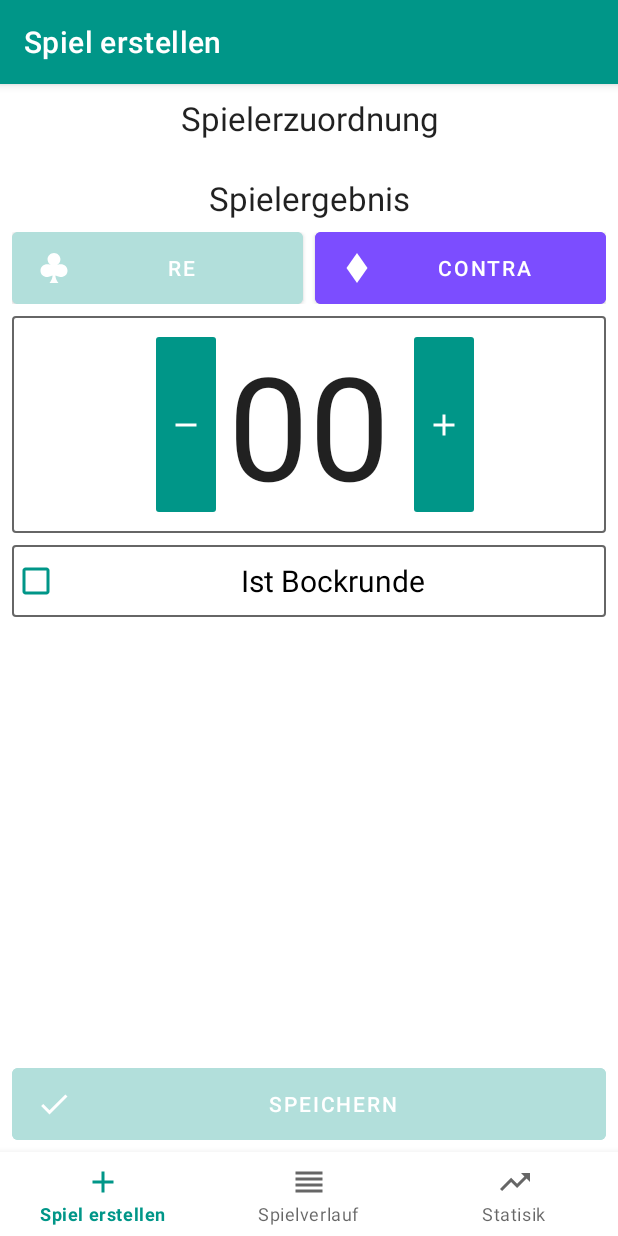
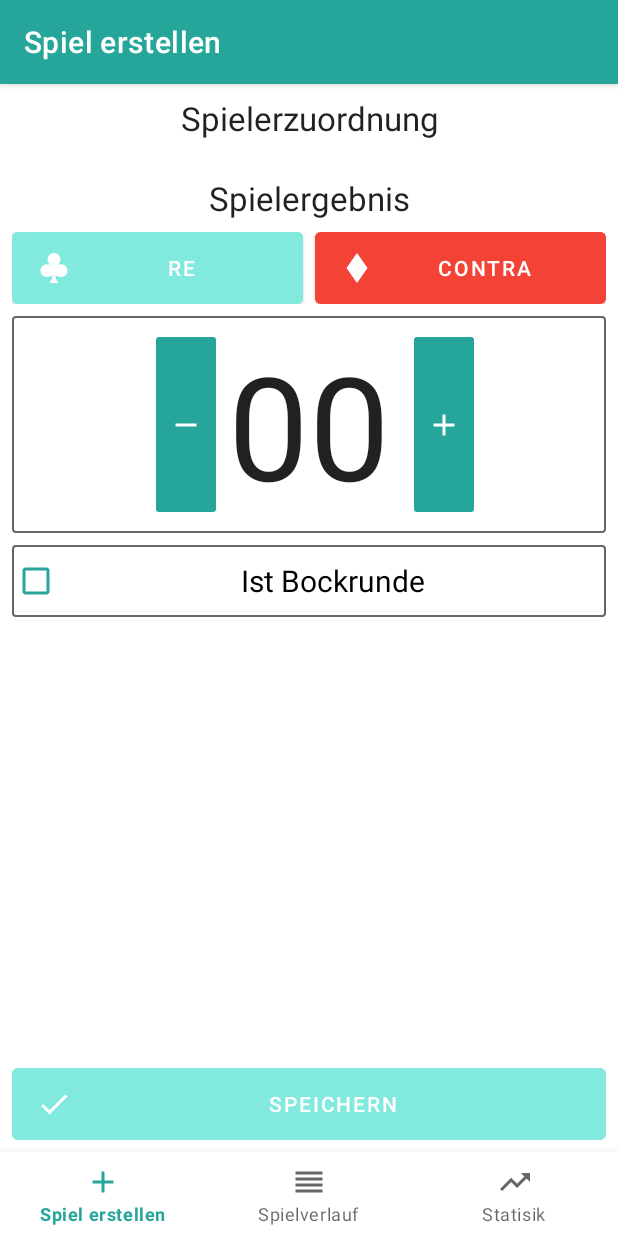
Before and after one commit to tim-seidel/Doppelkopf, an Android app: the GameCreationFragment screen opened directly, with no data from a screen before it, after a tap on "CONTRA", on a phone screen of 412 x 824 dp. Run offline under Robolectric (Android 15) with nearby library versions, the phone set to English and light mode, and no system bars; our stand-ins replace Firebase (no records; nobody signed in at launch, a user with empty details on screens opened directly), navigation-ui.

Commit message:
Reworked colors (primary/secondary) (re/contra)

```diff
--- a/app/src/main/java/de/timseidel/doppelkopf/ui/session/gamecreation/GameCreationFragment.kt
+++ b/app/src/main/java/de/timseidel/doppelkopf/ui/session/gamecreation/GameCreationFragment.kt
@@ -3,7 +3,6 @@ package de.timseidel.doppelkopf.ui.session.gamecreation
 import android.os.Bundle
 import android.view.*
 import android.widget.*
-import android.widget.CompoundButton.OnCheckedChangeListener
 import androidx.core.content.ContextCompat
 import androidx.fragment.app.Fragment
 import androidx.recyclerview.widget.GridLayoutManager
@@ -158,16 +157,16 @@ class GameCreationFragment : Fragment() {
     private fun applyWinningFaction() {
         when (viewModel.winningFaction) {
             Faction.RE -> {
-                setButtonColor(btnWinningFactionRe, R.color.teal)
-                setButtonColor(btnWinningFactionContra, R.color.deep_purple_accent)
+                setButtonColor(btnWinningFactionRe, R.color.primary)
+                setButtonColor(btnWinningFactionContra, R.color.secondary_light)
             }
             Faction.CONTRA -> {
-                setButtonColor(btnWinningFactionRe, R.color.teal_accent)
-                setButtonColor(btnWinningFactionContra, R.color.deep_purple)
+                setButtonColor(btnWinningFactionRe, R.color.primary_light)
+                setButtonColor(btnWinningFactionContra, R.color.secondary)
             }
             Faction.NONE -> {
-                setButtonColor(btnWinningFactionRe, R.color.teal_accent)
-                setButtonColor(btnWinningFactionContra, R.color.deep_purple_accent)
+                setButtonColor(btnWinningFactionRe, R.color.primary_light)
+                setButtonColor(btnWinningFactionContra, R.color.secondary_light)
             }
         }
         checkSaveGameButtonEnabled()
@@ -193,7 +192,7 @@ class GameCreationFragment : Fragment() {
         val isValid = viewModel.checkIsValid()
 
         btnSaveGame.isEnabled = isValid
-        setButtonColor(btnSaveGame, if (isValid) R.color.teal else R.color.teal_accent)
+        setButtonColor(btnSaveGame, if (isValid) R.color.primary else R.color.primary_light)
     }
 
     private fun onCreateGameClicked() {
--- a/app/src/main/java/de/timseidel/doppelkopf/ui/session/gamecreation/PlayerFactionSelectView.kt
+++ b/app/src/main/java/de/timseidel/doppelkopf/ui/session/gamecreation/PlayerFactionSelectView.kt
@@ -54,13 +54,13 @@ class PlayerFactionSelectView constructor(context: Context, attrs: AttributeSet?
     }
 
     private fun setRe() {
-        btnSelectRe.setColorFilter(ContextCompat.getColor(btnSelectRe.context, R.color.teal))
+        btnSelectRe.setColorFilter(ContextCompat.getColor(btnSelectRe.context, R.color.primary))
         setFactionPassive(btnSelectContra)
     }
 
     private fun setContra() {
         setFactionPassive(btnSelectRe)
-        btnSelectContra.setColorFilter(ContextCompat.getColor(btnSelectContra.context, R.color.deep_purple))
+        btnSelectContra.setColorFilter(ContextCompat.getColor(btnSelectContra.context, R.color.secondary))
     }
 
     private fun resetFaction() {
--- a/app/src/main/java/de/timseidel/doppelkopf/ui/session/gamehistory/GameHistoryListItemPlayerView.kt
+++ b/app/src/main/java/de/timseidel/doppelkopf/ui/session/gamehistory/GameHistoryListItemPlayerView.kt
@@ -49,7 +49,7 @@ class GameHistoryListItemPlayerView constructor(context: Context, attrs: Attribu
                 ivPlayerFaction.setColorFilter(
                     ContextCompat.getColor(
                         context,
-                        if (isWinner) R.color.teal else R.color.gray_400
+                        if (isWinner) R.color.primary else R.color.gray_400
                     )
                 )
                 tvPlayerTacken.visibility = VISIBLE
@@ -59,7 +59,7 @@ class GameHistoryListItemPlayerView constructor(context: Context, attrs: Attribu
                 ivPlayerFaction.setColorFilter(
                     ContextCompat.getColor(
                         context,
-                        if (isWinner) R.color.deep_purple else R.color.gray_400
+                        if (isWinner) R.color.secondary else R.color.gray_400
                     )
                 )
                 tvPlayerTacken.visibility = VISIBLE
--- a/app/src/main/res/layout/activity_session_loading.xml
+++ b/app/src/main/res/layout/activity_session_loading.xml
@@ -14,7 +14,7 @@
         android:layout_marginStart="8dp"
         android:layout_marginTop="8dp"
         android:layout_marginEnd="8dp"
-        android:textColor="@color/teal_dark"
+        android:textColor="@color/primary_dark"
         android:textSize="48sp"
         app:layout_constraintEnd_toEndOf="parent"
         app:layout_constraintStart_toStartOf="parent"
@@ -34,7 +34,7 @@
         app:layout_constraintStart_toStartOf="parent"
         app:layout_constraintTop_toBottomOf="@+id/tv_loading_title"
         app:srcCompat="@drawable/ic_baseline_hourglass_empty_24"
-        app:tint="@color/teal" />
+        app:tint="@color/primary" />
 
     <TextView
         android:id="@+id/tv_loading_message"
--- a/app/src/main/res/layout/fragment_game_creation.xml
+++ b/app/src/main/res/layout/fragment_game_creation.xml
@@ -68,7 +68,7 @@
                     android:layout_width="0dp"
                     android:layout_height="wrap_content"
                     android:layout_marginEnd="4dp"
-                    android:backgroundTint="@color/teal_accent"
+                    android:backgroundTint="@color/primary_light"
                     android:insetTop="0dp"
                     android:insetBottom="0dp"
                     android:text="@string/faction_re"
@@ -83,7 +83,7 @@
                     android:layout_width="0dp"
                     android:layout_height="wrap_content"
                     android:layout_marginStart="4dp"
-                    android:backgroundTint="@color/deep_purple_accent"
+                    android:backgroundTint="@color/secondary_light"
                     android:insetTop="0dp"
                     android:insetBottom="0dp"
                     android:text="@string/faction_contra"
@@ -149,7 +149,7 @@
                 android:layout_gravity="center_horizontal"
                 android:layout_marginTop="8dp"
                 android:background="@drawable/border_background"
-                android:buttonTint="@color/teal"
+                android:buttonTint="@color/primary"
                 android:gravity="center_horizontal|center_vertical"
                 android:text="Ist Bockrunde"
                 android:textSize="20sp" />
--- a/app/src/main/res/layout/view_session_history_list_item.xml
+++ b/app/src/main/res/layout/view_session_history_list_item.xml
@@ -11,7 +11,7 @@
         android:layout_width="0dp"
         android:layout_height="wrap_content"
         android:layout_marginStart="4dp"
-        android:textColor="@color/teal_dark"
+        android:textColor="@color/primary_dark"
         android:textSize="24sp"
         app:layout_constraintEnd_toStartOf="@+id/ib_open_session"
         app:layout_constraintStart_toStartOf="parent"
--- a/app/src/main/res/layout/view_session_history_list_item_player.xml
+++ b/app/src/main/res/layout/view_session_history_list_item_player.xml
@@ -11,7 +11,7 @@
         android:id="@+id/iv_session_history_item_player_icon"
         android:layout_width="wrap_content"
         android:layout_height="match_parent"
-        app:tint="@color/teal_dark"
+        app:tint="@color/primary_dark"
         android:contentDescription="Player icon"
         app:srcCompat="@drawable/ic_baseline_person_outline_24" />
 
@@ -19,7 +19,7 @@
         android:id="@+id/tv_session_history_item_player_name"
         android:layout_width="wrap_content"
         android:layout_height="wrap_content"
-        android:textColor="@color/teal_dark"
+        android:textColor="@color/primary_dark"
         android:textSize="16sp"
         tools:text="Spieler" />
 </LinearLayout>
--- a/app/src/main/res/layout/view_simple_text_statistic.xml
+++ b/app/src/main/res/layout/view_simple_text_statistic.xml
@@ -12,7 +12,7 @@
         android:layout_height="wrap_content"
         android:layout_marginStart="4dp"
         android:layout_marginTop="6dp"
-        app:tint="@color/teal_dark"
+        app:tint="@color/primary_dark"
         app:layout_constraintStart_toStartOf="parent"
         app:layout_constraintTop_toTopOf="parent"
         app:srcCompat="@drawable/ic_outline_assessment_24" />
@@ -26,7 +26,7 @@
         android:layout_marginEnd="16dp"
         android:gravity="top"
         android:textAlignment="gravity"
-        android:textColor="@color/teal_dark"
+        android:textColor="@color/primary_dark"
         android:textSize="22sp"
         app:layout_constraintEnd_toStartOf="@+id/tv_textstat_value"
         app:layout_constraintStart_toEndOf="@+id/iv_textstat_icon"
@@ -53,7 +53,7 @@
         android:layout_height="wrap_content"
         android:layout_marginEnd="16dp"
         android:layout_marginBottom="4dp"
-        android:textColor="@color/teal_dark"
+        android:textColor="@color/primary_dark"
         android:textSize="28sp"
         app:layout_constraintBottom_toBottomOf="parent"
         app:layout_constraintEnd_toEndOf="parent"
--- a/app/src/main/res/layout/view_tacken_counter.xml
+++ b/app/src/main/res/layout/view_tacken_counter.xml
@@ -11,7 +11,7 @@
         android:layout_height="0dp"
         android:layout_margin="0dp"
         android:layout_marginEnd="8dp"
-        android:backgroundTint="@color/teal"
+        android:backgroundTint="@color/primary"
         android:contentDescription="@string/desc_button_decrease_tacken"
         android:minHeight="48dp"
         android:src="@drawable/ic_baseline_remove_black_24"
@@ -40,7 +40,7 @@
         android:layout_width="wrap_content"
         android:layout_height="0dp"
         android:layout_marginStart="8dp"
-        android:backgroundTint="@color/teal"
+        android:backgroundTint="@color/primary"
         android:contentDescription="@string/desc_button_increase_tacken"
         android:minHeight="48dp"
         android:src="@drawable/ic_baseline_add_black_24"
--- a/app/src/main/res/layout/view_versus_bar.xml
+++ b/app/src/main/res/layout/view_versus_bar.xml
@@ -9,9 +9,9 @@
         style="@style/Widget.AppCompat.ProgressBar.Horizontal"
         android:layout_width="0dp"
         android:layout_height="wrap_content"
-        android:progressBackgroundTint="@color/deep_purple"
+        android:progressBackgroundTint="@color/secondary"
         android:progressBackgroundTintMode="src_over"
-        android:progressTint="@color/teal"
+        android:progressTint="@color/primary"
         android:scaleY="3"
         app:layout_constraintEnd_toEndOf="parent"
         app:layout_constraintStart_toStartOf="parent"
--- a/app/src/main/res/values-night/themes.xml
+++ b/app/src/main/res/values-night/themes.xml
@@ -2,12 +2,12 @@
     <!-- Base application theme. -->
     <style name="Theme.Doppelkopf" parent="Theme.MaterialComponents.DayNight.DarkActionBar">
         <!-- Primary brand color. -->
-        <item name="colorPrimary">@color/teal</item>
-        <item name="colorPrimaryVariant">@color/teal_dark</item>
+        <item name="colorPrimary">@color/primary</item>
+        <item name="colorPrimaryVariant">@color/primary_dark</item>
         <item name="colorOnPrimary">@color/white</item>
         <!-- Secondary brand color. -->
-        <item name="colorSecondary">@color/deep_purple</item>
-        <item name="colorSecondaryVariant">@color/deep_purple_dark</item>
+        <item name="colorSecondary">@color/secondary</item>
+        <item name="colorSecondaryVariant">@color/secondary_dark</item>
         <item name="colorOnSecondary">@color/white</item>
         <!-- Status bar color. -->
         <item name="android:statusBarColor">?attr/colorPrimaryVariant</item>
--- a/app/src/main/res/values/colors.xml
+++ b/app/src/main/res/values/colors.xml
@@ -1,12 +1,11 @@
 <?xml version="1.0" encoding="utf-8"?>
 <resources>
-    <color name="teal">#009688</color>
-    <color name="teal_dark">#00796B</color>
-    <color name="teal_accent">#B2DFDB</color>
-    <color name="deep_purple">#7C4DFF</color>
-    <color name="deep_purple_dark">#512DA8</color>
-    <color name="deep_purple_accent">#D1C4E9</color>
-
+    <color name="primary">#26a69a</color>
+    <color name="primary_dark">#00766c</color>
+    <color name="primary_light">#82e9de</color>
+    <color name="secondary">#f44336</color>
+    <color name="secondary_dark">#ba000d</color>
+    <color name="secondary_light">#ffa4a2</color>
 
     <color name="black">#FF000000</color>
     <color name="white">#FFFFFFFF</color>
--- a/app/src/main/res/values/themes.xml
+++ b/app/src/main/res/values/themes.xml
@@ -2,12 +2,12 @@
     <!-- Base application theme. -->
     <style name="Theme.Doppelkopf" parent="Theme.MaterialComponents.DayNight.DarkActionBar">
         <!-- Primary brand color. -->
-        <item name="colorPrimary">@color/teal</item>
-        <item name="colorPrimaryVariant">@color/teal_dark</item>
+        <item name="colorPrimary">@color/primary</item>
+        <item name="colorPrimaryVariant">@color/primary_dark</item>
         <item name="colorOnPrimary">@color/white</item>
         <!-- Secondary brand color. -->
-        <item name="colorSecondary">@color/deep_purple</item>
-        <item name="colorSecondaryVariant">@color/deep_purple_dark</item>
+        <item name="colorSecondary">@color/secondary</item>
+        <item name="colorSecondaryVariant">@color/secondary_dark</item>
         <item name="colorOnSecondary">@color/white</item>
         <!-- Status bar color. -->
         <item name="android:statusBarColor">?attr/colorPrimaryVariant</item>
```
